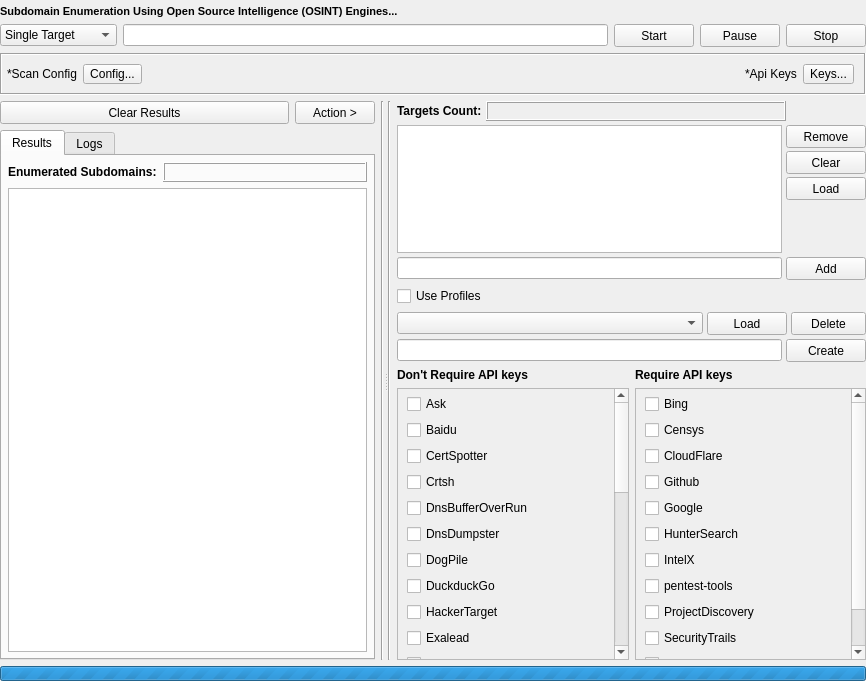
Old version of the form gui/src/engines/osint/Osint.ui in the repository 3nock/OTE.
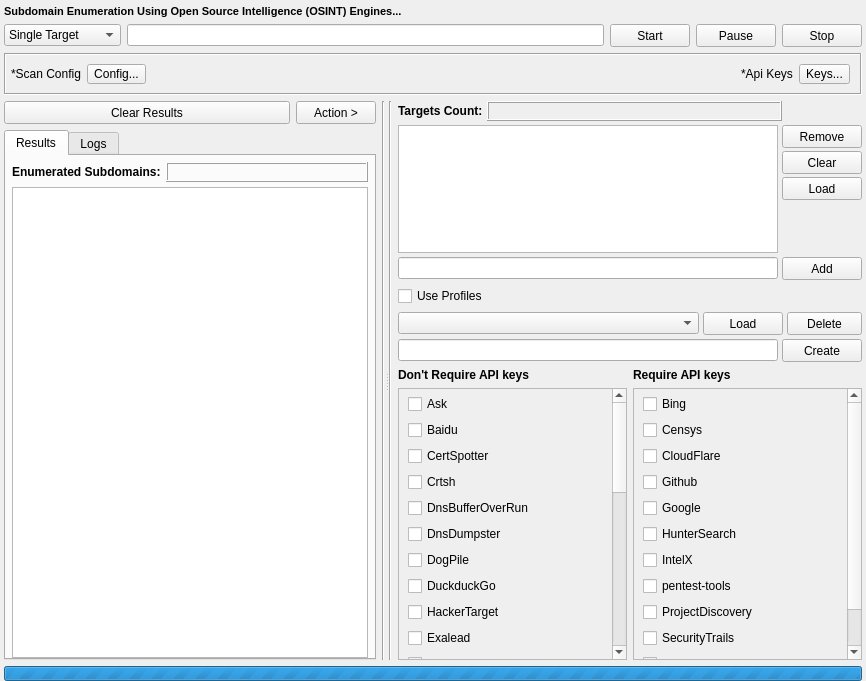
New version of the form.

The edit to the form file:
```diff
--- a/gui/src/engines/osint/Osint.ui
+++ b/gui/src/engines/osint/Osint.ui
@@ -18,13 +18,13 @@
   </property>
   <layout class="QVBoxLayout" name="verticalLayout_12">
    <property name="leftMargin">
-    <number>0</number>
+    <number>4</number>
    </property>
    <property name="topMargin">
     <number>5</number>
    </property>
    <property name="rightMargin">
-    <number>0</number>
+    <number>4</number>
    </property>
    <property name="bottomMargin">
     <number>0</number>
@@ -355,13 +355,13 @@
            <property name="currentIndex">
             <number>0</number>
            </property>
-           <widget class="QWidget" name="tab_results_osint">
+           <widget class="QWidget" name="tab_results">
             <attribute name="title">
              <string>Results</string>
             </attribute>
             <layout class="QVBoxLayout" name="verticalLayout">
              <property name="spacing">
-              <number>6</number>
+              <number>5</number>
              </property>
              <property name="leftMargin">
               <number>6</number>
@@ -373,7 +373,7 @@
               <number>6</number>
              </property>
              <property name="bottomMargin">
-              <number>6</number>
+              <number>0</number>
              </property>
              <item>
               <layout class="QHBoxLayout" name="horizontalLayout_5">
@@ -528,7 +528,7 @@
              </item>
             </layout>
            </widget>
-           <widget class="QWidget" name="tab_logs_osint">
+           <widget class="QWidget" name="tab_logs">
             <attribute name="title">
              <string>Logs</string>
             </attribute>
@@ -1056,7 +1056,7 @@
                  <rect>
                   <x>0</x>
                   <y>0</y>
-                  <width>206</width>
+                  <width>204</width>
                   <height>654</height>
                  </rect>
                 </property>
@@ -1349,7 +1349,7 @@
                  <rect>
                   <x>0</x>
                   <y>0</y>
-                  <width>206</width>
+                  <width>204</width>
                   <height>286</height>
                  </rect>
                 </property>
```
